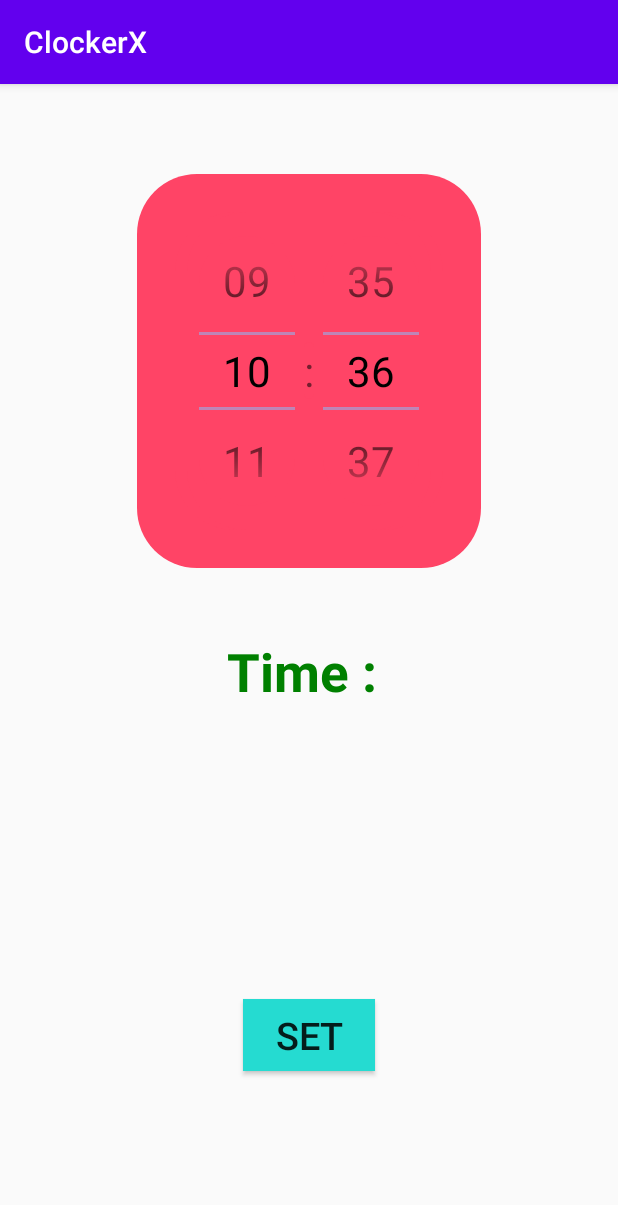
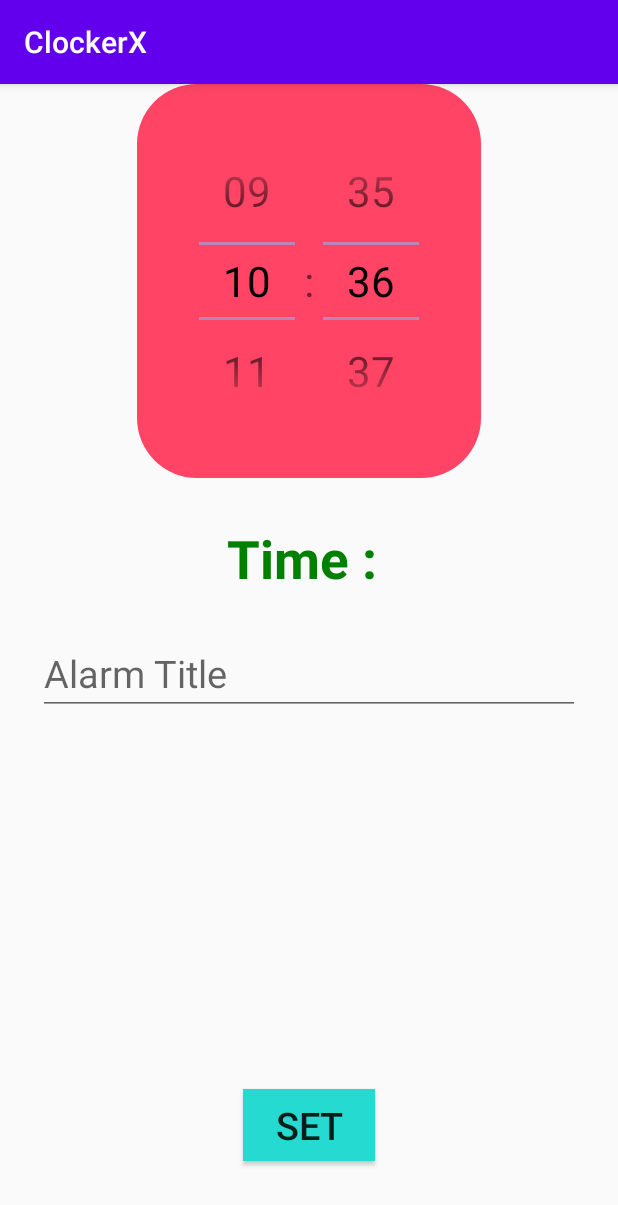
Before and after one commit to OrdeInn/ClockerX, an Android app: the AddAnAlarmActivity screen opened directly, with no data from a screen before it, on a phone screen of 412 x 824 dp. Shown: the top 1205 px of the screen. Run offline under Robolectric (Android 15) with nearby library versions, the phone set to English and light mode, and no system bars.

```diff
--- a/app/src/main/java/com/orderinn/clockerx/AddAnAlarmActivity.java
+++ b/app/src/main/java/com/orderinn/clockerx/AddAnAlarmActivity.java
@@ -6,8 +6,10 @@ import android.app.AlarmManager;
 import android.app.PendingIntent;
 import android.content.Intent;
 import android.os.Bundle;
+import android.os.Message;
 import android.util.Log;
 import android.view.View;
+import android.widget.EditText;
 import android.widget.TextView;
 import android.widget.TimePicker;
 
@@ -17,6 +19,7 @@ public class AddAnAlarmActivity extends AppCompatActivity {
 
     TimePicker timePicker;
     TextView timeText;
+    EditText alarmTitle;
     Calendar newAlarm;
 
     @Override
@@ -26,7 +29,7 @@ public class AddAnAlarmActivity extends AppCompatActivity {
 
         newAlarm = Calendar.getInstance();
 
-
+        alarmTitle = findViewById(R.id.alarmTitle);
         timeText = findViewById(R.id.timeText);
         timePicker = findViewById(R.id.timePicker);
         timePicker.setIs24HourView(true);
@@ -41,20 +44,23 @@ public class AddAnAlarmActivity extends AppCompatActivity {
             }
         });
 
-
-
-
     }
 
     public void addAlarm(View view){
         //Put a new alarm to the intent
+
+        Intent returnIntent = new Intent();
+        returnIntent.putExtra("Time", newAlarm.getTimeInMillis());
+        setResult(RESULT_OK, returnIntent);
         Log.i("BUTTON", "CLICKED");
-
+        Log.i("Giderken", String.valueOf(newAlarm.getTimeInMillis()));
+        finish();
     }
 
 
     public void setAlarm(Calendar cal){
         Intent intent = new Intent(getApplicationContext(), AlarmReceiver.BroadCastReceive.class).addFlags(Intent.FLAG_ACTIVITY_NEW_TASK);
+        intent.putExtra("Title", alarmTitle.getText());
         PendingIntent pendingIntent = PendingIntent.getBroadcast(this.getApplicationContext(), 0 , intent, 0);
         AlarmManager alarmManager = (AlarmManager) getSystemService(ALARM_SERVICE);
         alarmManager.setExact(AlarmManager.RTC_WAKEUP,  cal.getTimeInMillis(), pendingIntent);
--- a/app/src/main/res/layout/activity_add_an_alarm.xml
+++ b/app/src/main/res/layout/activity_add_an_alarm.xml
@@ -12,7 +12,7 @@
         android:layout_width="wrap_content"
         android:layout_height="wrap_content"
         android:layout_centerHorizontal="true"
-        android:layout_marginTop="60dp"
+        android:layout_marginTop="0dp"
         android:padding="25dp"
         android:theme="@style/CustomTimePicker"
         android:timePickerMode="spinner"
@@ -25,11 +25,23 @@
         android:text="Time : "
         android:layout_centerHorizontal="true"
         android:layout_below="@+id/timePicker"
-        android:layout_marginTop="45dp"
+        android:layout_marginTop="30dp"
         android:textSize="35sp"
         android:textColor="#008000"
         android:textStyle="bold"
         />
+
+    <EditText
+        android:id="@+id/alarmTitle"
+        android:layout_centerHorizontal="true"
+        android:layout_width="match_parent"
+        android:layout_height="wrap_content"
+        android:layout_below="@+id/timeText"
+        android:layout_marginTop="25dp"
+        android:layout_marginHorizontal="25dp"
+        android:hint="Alarm Title"
+        android:textSize="25sp"
+    />
 
     <Button
         android:id="@+id/setButton"
@@ -37,7 +49,7 @@
         android:layout_height="wrap_content"
         android:layout_alignParentBottom="true"
         android:layout_centerHorizontal="true"
-        android:layout_marginBottom="110dp"
+        android:layout_marginBottom="50dp"
         android:background="#25DBD1"
         android:onClick="addAlarm"
         android:text="Set"
```
Also changed, not shown: app/src/main/java/com/orderinn/clockerx/AlarmActivity.java (+53 -4 lines).
